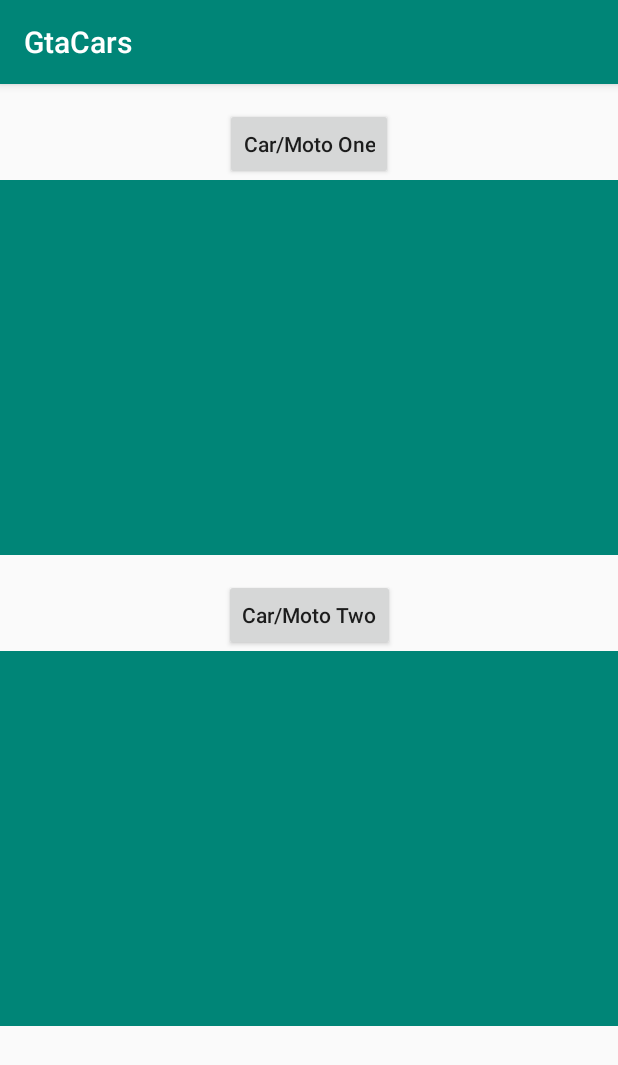
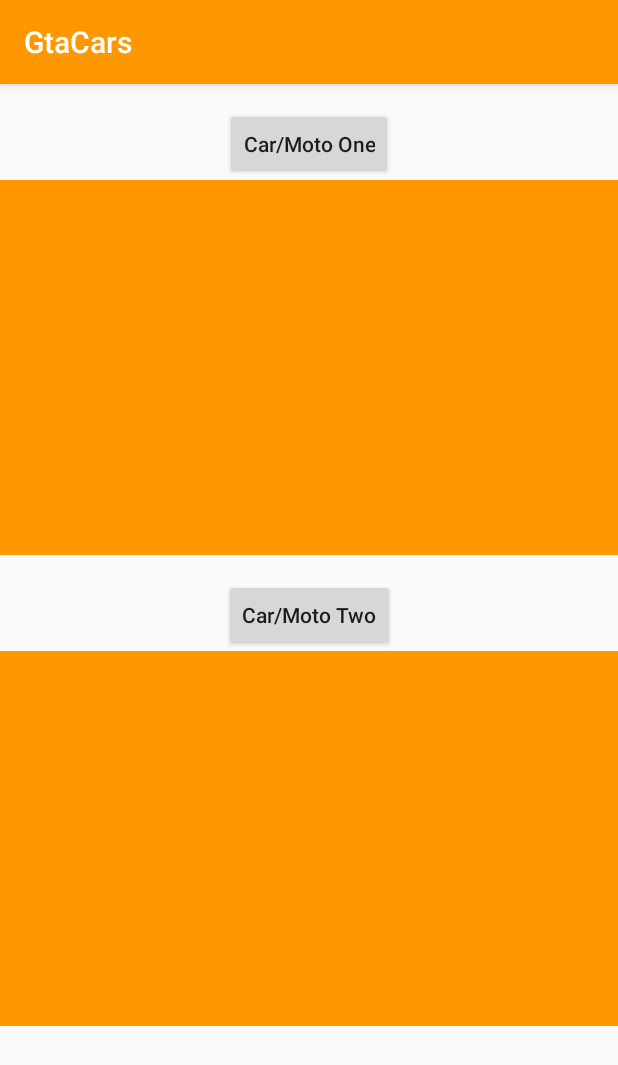
Before and after one commit to EvgenyTyurin/GtaCars, an Android app: the screen it shows after launch (MainActivity), on a phone screen of 412 x 824 dp. Shown: the top 1065 px of the screen. Run offline under Robolectric (Android 15) with nearby library versions, the phone set to English and light mode, and no system bars; our stand-ins replace Picasso.

```diff
--- a/app/src/main/AndroidManifest.xml
+++ b/app/src/main/AndroidManifest.xml
@@ -9,14 +9,14 @@
         android:roundIcon="@mipmap/ic_launcher_round"
         android:supportsRtl="true"
         android:theme="@style/AppTheme">
-        <activity android:name=".ui.MainActivity">
+        <activity android:name=".ui.MainActivity" android:screenOrientation="portrait" >
             <intent-filter>
                 <action android:name="android.intent.action.MAIN" />
 
                 <category android:name="android.intent.category.LAUNCHER" />
             </intent-filter>
         </activity>
-        <activity android:name=".ui.CarListActivity"/>
+        <activity android:name=".ui.CarListActivity" android:screenOrientation="portrait"/>
     </application>
 
 </manifest>
--- a/app/src/main/res/values/colors.xml
+++ b/app/src/main/res/values/colors.xml
@@ -1,6 +1,6 @@
 <?xml version="1.0" encoding="utf-8"?>
 <resources>
-    <color name="colorPrimary">#008577</color>
-    <color name="colorPrimaryDark">#00574B</color>
-    <color name="colorAccent">#D81B60</color>
+    <color name="colorPrimary">#FF9800</color>
+    <color name="colorPrimaryDark">#FF5722</color>
+    <color name="colorAccent">#00000000</color>
 </resources>
```
